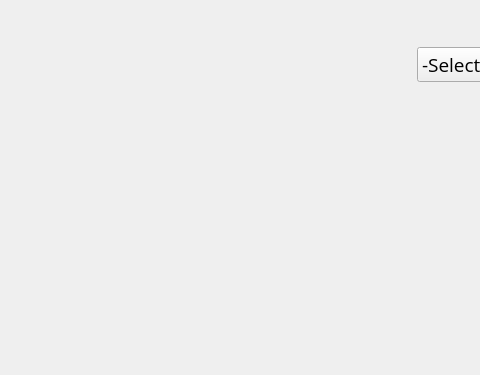
Qt form PyQt GUI/UIs/product_selector.ui (Sarthakpurii/product-demand-prediction) before a commit; both pictures show x 0 to 480 and y 425 to 800 of the 1000 by 800 pixel window.
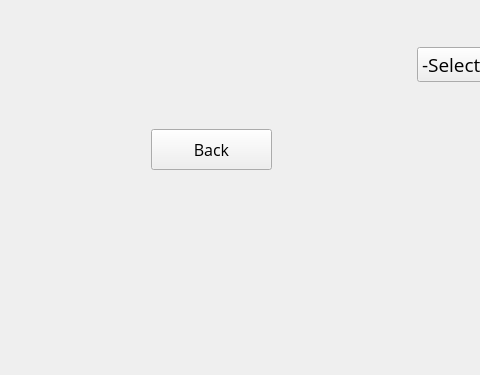
The same form after that commit.

Commit message: FIX: back button weird location fixed, redesigned with designer

Diff of the .ui file:
```diff
--- a/PyQt GUI/UIs/product_selector.ui
+++ b/PyQt GUI/UIs/product_selector.ui
@@ -155,6 +155,32 @@
      </widget>
     </widget>
    </item>
+   <item row="2" column="0">
+    <widget class="QWidget" name="widget_8" native="true">
+     <widget class="QPushButton" name="pushButton_2">
+      <property name="geometry">
+       <rect>
+        <x>140</x>
+        <y>20</y>
+        <width>121</width>
+        <height>41</height>
+       </rect>
+      </property>
+      <property name="font">
+       <font>
+        <family>Open Sans</family>
+        <pointsize>12</pointsize>
+       </font>
+      </property>
+      <property name="styleSheet">
+       <string notr="true"/>
+      </property>
+      <property name="text">
+       <string>Back</string>
+      </property>
+     </widget>
+    </widget>
+   </item>
   </layout>
  </widget>
  <resources/>
```
The commit also changes 3 other files.
